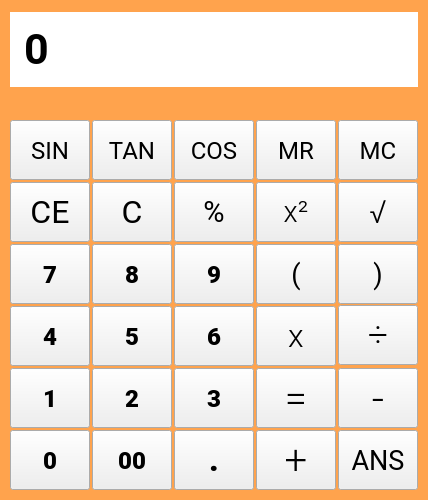
This is calculator.ui in tonyeko/Calculator as Qt 5 draws it before an edit. The edited form follows.
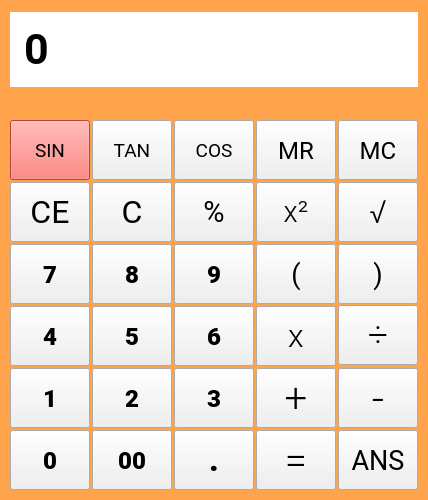
This is the edited form. Icons and pictures are not drawn.

Commit message: Ada yg ketuker, lagi ngasih warna

Patch:
```diff
--- a/calculator.ui
+++ b/calculator.ui
@@ -25,9 +25,9 @@
      <colorrole role="Button">
       <brush brushstyle="SolidPattern">
        <color alpha="255">
-        <red>255</red>
-        <green>163</green>
-        <blue>77</blue>
+        <red>248</red>
+        <green>97</green>
+        <blue>90</blue>
        </color>
       </brush>
      </colorrole>
@@ -52,18 +52,18 @@
      <colorrole role="Dark">
       <brush brushstyle="SolidPattern">
        <color alpha="255">
-        <red>127</red>
-        <green>85</green>
-        <blue>0</blue>
+        <red>114</red>
+        <green>27</green>
+        <blue>101</blue>
        </color>
       </brush>
      </colorrole>
      <colorrole role="Mid">
       <brush brushstyle="SolidPattern">
        <color alpha="255">
-        <red>170</red>
-        <green>113</green>
-        <blue>0</blue>
+        <red>127</red>
+        <green>34</green>
+        <blue>115</blue>
        </color>
       </brush>
      </colorrole>
@@ -171,9 +171,9 @@
      <colorrole role="Button">
       <brush brushstyle="SolidPattern">
        <color alpha="255">
-        <red>255</red>
-        <green>163</green>
-        <blue>77</blue>
+        <red>248</red>
+        <green>97</green>
+        <blue>90</blue>
        </color>
       </brush>
      </colorrole>
@@ -198,18 +198,18 @@
      <colorrole role="Dark">
       <brush brushstyle="SolidPattern">
        <color alpha="255">
-        <red>127</red>
-        <green>85</green>
-        <blue>0</blue>
+        <red>114</red>
+        <green>27</green>
+        <blue>101</blue>
        </color>
       </brush>
      </colorrole>
      <colorrole role="Mid">
       <brush brushstyle="SolidPattern">
        <color alpha="255">
-        <red>170</red>
-        <green>113</green>
-        <blue>0</blue>
+        <red>127</red>
+        <green>34</green>
+        <blue>115</blue>
        </color>
       </brush>
      </colorrole>
@@ -308,18 +308,18 @@
      <colorrole role="WindowText">
       <brush brushstyle="SolidPattern">
        <color alpha="255">
-        <red>127</red>
-        <green>85</green>
-        <blue>0</blue>
+        <red>114</red>
+        <green>27</green>
+        <blue>101</blue>
        </color>
       </brush>
      </colorrole>
      <colorrole role="Button">
       <brush brushstyle="SolidPattern">
        <color alpha="255">
-        <red>255</red>
-        <green>163</green>
-        <blue>77</blue>
+        <red>248</red>
+        <green>97</green>
+        <blue>90</blue>
        </color>
       </brush>
      </colorrole>
@@ -344,27 +344,27 @@
      <colorrole role="Dark">
       <brush brushstyle="SolidPattern">
        <color alpha="255">
-        <red>127</red>
-        <green>85</green>
-        <blue>0</blue>
+        <red>114</red>
+        <green>27</green>
+        <blue>101</blue>
        </color>
       </brush>
      </colorrole>
      <colorrole role="Mid">
       <brush brushstyle="SolidPattern">
        <color alpha="255">
-        <red>170</red>
-        <green>113</green>
-        <blue>0</blue>
+        <red>127</red>
+        <green>34</green>
+        <blue>115</blue>
        </color>
       </brush>
      </colorrole>
      <colorrole role="Text">
       <brush brushstyle="SolidPattern">
        <color alpha="255">
-        <red>127</red>
-        <green>85</green>
-        <blue>0</blue>
+        <red>114</red>
+        <green>27</green>
+        <blue>101</blue>
        </color>
       </brush>
      </colorrole>
@@ -380,9 +380,9 @@
      <colorrole role="ButtonText">
       <brush brushstyle="SolidPattern">
        <color alpha="255">
-        <red>127</red>
-        <green>85</green>
-        <blue>0</blue>
+        <red>114</red>
+        <green>27</green>
+        <blue>101</blue>
        </color>
       </brush>
      </colorrole>
@@ -815,7 +815,7 @@
      </font>
     </property>
     <property name="text">
-     <string>+</string>
+     <string>=</string>
     </property>
    </widget>
    <widget class="QPushButton" name="btnNum00">
@@ -947,10 +947,263 @@
       <height>60</height>
      </rect>
     </property>
+    <property name="palette">
+     <palette>
+      <active>
+       <colorrole role="WindowText">
+        <brush brushstyle="SolidPattern">
+         <color alpha="255">
+          <red>0</red>
+          <green>0</green>
+          <blue>0</blue>
+         </color>
+        </brush>
+       </colorrole>
+       <colorrole role="Button">
+        <brush brushstyle="SolidPattern">
+         <color alpha="255">
+          <red>248</red>
+          <green>97</green>
+          <blue>90</blue>
+         </color>
+        </brush>
+       </colorrole>
+       <colorrole role="Dark">
+        <brush brushstyle="SolidPattern">
+         <color alpha="255">
+          <red>248</red>
+          <green>97</green>
+          <blue>90</blue>
+         </color>
+        </brush>
+       </colorrole>
+       <colorrole role="Mid">
+        <brush brushstyle="SolidPattern">
+         <color alpha="255">
+          <red>243</red>
+          <green>132</green>
+          <blue>124</blue>
+         </color>
+        </brush>
+       </colorrole>
+       <colorrole role="Text">
+        <brush brushstyle="SolidPattern">
+         <color alpha="255">
+          <red>0</red>
+          <green>0</green>
+          <blue>0</blue>
+         </color>
+        </brush>
+       </colorrole>
+       <colorrole role="ButtonText">
+        <brush brushstyle="SolidPattern">
+         <color alpha="255">
+          <red>0</red>
+          <green>0</green>
+          <blue>0</blue>
+         </color>
+        </brush>
+       </colorrole>
+       <colorrole role="Base">
+        <brush brushstyle="SolidPattern">
+         <color alpha="255">
+          <red>255</red>
+          <green>255</green>
+          <blue>255</blue>
+         </color>
+        </brush>
+       </colorrole>
+       <colorrole role="Window">
+        <brush brushstyle="SolidPattern">
+         <color alpha="255">
+          <red>248</red>
+          <green>97</green>
+          <blue>90</blue>
+         </color>
+        </brush>
+       </colorrole>
+       <colorrole role="PlaceholderText">
+        <brush brushstyle="SolidPattern">
+         <color alpha="128">
+          <red>0</red>
+          <green>0</green>
+          <blue>0</blue>
+         </color>
+        </brush>
+       </colorrole>
+      </active>
+      <inactive>
+       <colorrole role="WindowText">
+        <brush brushstyle="SolidPattern">
+         <color alpha="255">
+          <red>0</red>
+          <green>0</green>
+          <blue>0</blue>
+         </color>
+        </brush>
+       </colorrole>
+       <colorrole role="Button">
+        <brush brushstyle="SolidPattern">
+         <color alpha="255">
+          <red>248</red>
+          <green>97</green>
+          <blue>90</blue>
+         </color>
+        </brush>
+       </colorrole>
+       <colorrole role="Dark">
+        <brush brushstyle="SolidPattern">
+         <color alpha="255">
+          <red>248</red>
+          <green>97</green>
+          <blue>90</blue>
+         </color>
+        </brush>
+       </colorrole>
+       <colorrole role="Mid">
+        <brush brushstyle="SolidPattern">
+         <color alpha="255">
+          <red>243</red>
+          <green>132</green>
+          <blue>124</blue>
+         </color>
+        </brush>
+       </colorrole>
+       <colorrole role="Text">
+        <brush brushstyle="SolidPattern">
+         <color alpha="255">
+          <red>0</red>
+          <green>0</green>
+          <blue>0</blue>
+         </color>
+        </brush>
+       </colorrole>
+       <colorrole role="ButtonText">
+        <brush brushstyle="SolidPattern">
+         <color alpha="255">
+          <red>0</red>
+          <green>0</green>
+          <blue>0</blue>
+         </color>
+        </brush>
+       </colorrole>
+       <colorrole role="Base">
+        <brush brushstyle="SolidPattern">
+         <color alpha="255">
+          <red>255</red>
+          <green>255</green>
+          <blue>255</blue>
+         </color>
+        </brush>
+       </colorrole>
+       <colorrole role="Window">
+        <brush brushstyle="SolidPattern">
+         <color alpha="255">
+          <red>248</red>
+          <green>97</green>
+          <blue>90</blue>
+         </color>
+        </brush>
+       </colorrole>
+       <colorrole role="PlaceholderText">
+        <brush brushstyle="SolidPattern">
+         <color alpha="128">
+          <red>0</red>
+          <green>0</green>
+          <blue>0</blue>
+         </color>
+        </brush>
+       </colorrole>
+      </inactive>
+      <disabled>
+       <colorrole role="WindowText">
+        <brush brushstyle="SolidPattern">
+         <color alpha="255">
+          <red>248</red>
+          <green>97</green>
+          <blue>90</blue>
+         </color>
+        </brush>
+       </colorrole>
+       <colorrole role="Button">
+        <brush brushstyle="SolidPattern">
+         <color alpha="255">
+          <red>248</red>
+          <green>97</green>
+          <blue>90</blue>
+         </color>
+        </brush>
+       </colorrole>
+       <colorrole role="Dark">
+        <brush brushstyle="SolidPattern">
+         <color alpha="255">
+          <red>248</red>
+          <green>97</green>
+          <blue>90</blue>
+         </color>
+        </brush>
+       </colorrole>
+       <colorrole role="Mid">
+        <brush brushstyle="SolidPattern">
+         <color alpha="255">
+          <red>243</red>
+          <green>132</green>
+          <blue>124</blue>
+         </color>
+        </brush>
+       </colorrole>
+       <colorrole role="Text">
+        <brush brushstyle="SolidPattern">
+         <color alpha="255">
+          <red>248</red>
+          <green>97</green>
+          <blue>90</blue>
+         </color>
+        </brush>
+       </colorrole>
+       <colorrole role="ButtonText">
+        <brush brushstyle="SolidPattern">
+         <color alpha="255">
+          <red>248</red>
+          <green>97</green>
+          <blue>90</blue>
+         </color>
+        </brush>
+       </colorrole>
+       <colorrole role="Base">
+        <brush brushstyle="SolidPattern">
+         <color alpha="255">
+          <red>248</red>
+          <green>97</green>
+          <blue>90</blue>
+         </color>
+        </brush>
+       </colorrole>
+       <colorrole role="Window">
+        <brush brushstyle="SolidPattern">
+         <color alpha="255">
+          <red>248</red>
+          <green>97</green>
+          <blue>90</blue>
+         </color>
+        </brush>
+       </colorrole>
+       <colorrole role="PlaceholderText">
+        <brush brushstyle="SolidPattern">
+         <color alpha="128">
+          <red>0</red>
+          <green>0</green>
+          <blue>0</blue>
+         </color>
+        </brush>
+       </colorrole>
+      </disabled>
+     </palette>
+    </property>
     <property name="font">
      <font>
       <family>Roboto</family>
-      <pointsize>18</pointsize>
+      <pointsize>14</pointsize>
      </font>
     </property>
     <property name="text">
@@ -969,7 +1222,7 @@
     <property name="font">
      <font>
       <family>Roboto</family>
-      <pointsize>18</pointsize>
+      <pointsize>14</pointsize>
      </font>
     </property>
     <property name="text">
@@ -988,7 +1241,7 @@
     <property name="font">
      <font>
       <family>Roboto</family>
-      <pointsize>18</pointsize>
+      <pointsize>14</pointsize>
      </font>
     </property>
     <property name="text">
@@ -1087,7 +1340,7 @@
      </font>
     </property>
     <property name="text">
-     <string>=</string>
+     <string>+</string>
     </property>
    </widget>
   </widget>
```
Left out of the diff: 4 changed lines with no effect on the pictures.
